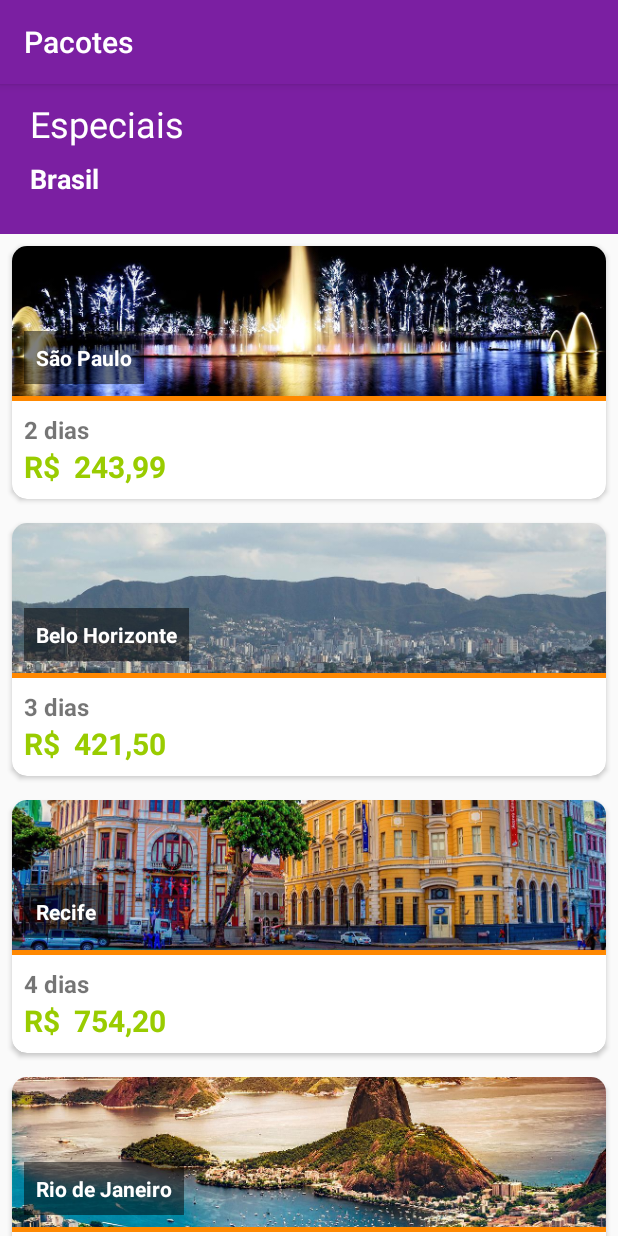
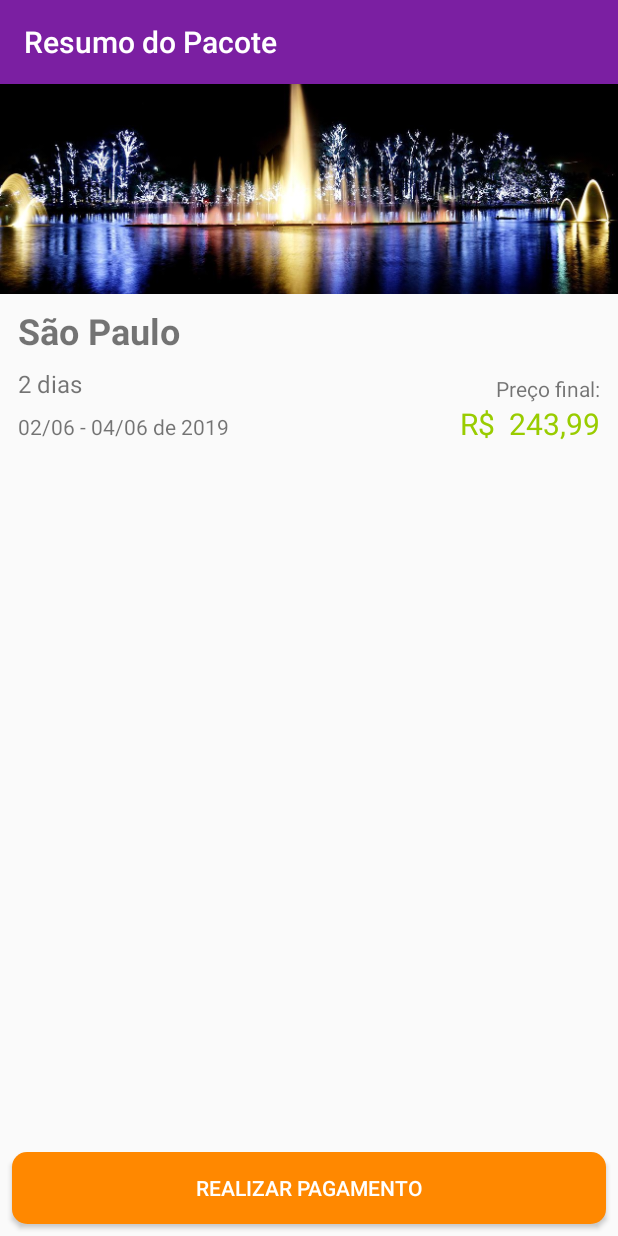
Before and after one commit to Matheuzs/AppMyTravel, an Android app: the screen it shows after launch (ListaPacotesActivity before the commit, ResumoPacoteActivity after it), on a phone screen of 412 x 824 dp. Run offline under Robolectric (Android 15) with nearby library versions, the phone set to English and light mode, and no system bars.

Commit message:
Implementa Activity Resumo do Pacote

```diff
--- a/app/src/main/AndroidManifest.xml
+++ b/app/src/main/AndroidManifest.xml
@@ -9,6 +9,7 @@
         android:roundIcon="@mipmap/ic_launcher_round"
         android:supportsRtl="true"
         android:theme="@style/AppTheme">
+        <activity android:name=".ui.activity.ResumoPacoteActivity"></activity>
         <activity android:name=".ui.activity.ListaPacotesActivity">
             <intent-filter>
                 <action android:name="android.intent.action.MAIN" />
--- a/app/src/main/java/br/com/example/mytravel/ui/activity/ListaPacotesActivity.java
+++ b/app/src/main/java/br/com/example/mytravel/ui/activity/ListaPacotesActivity.java
@@ -1,5 +1,6 @@
 package br.com.example.mytravel.ui.activity;
 
+import android.content.Intent;
 import android.os.Bundle;
 import android.widget.ListView;
 
@@ -23,6 +24,9 @@ public class ListaPacotesActivity extends AppCompatActivity {
         setTitle(TITLE_APPBAR);
         ListView viewDePacotes = findViewById(R.id.lista_pacotes_listview);
         configuraListView(viewDePacotes);
+
+        Intent intent = new Intent(this, ResumoPacoteActivity.class);
+        startActivity(intent);
     }
 
     private void configuraListView(ListView listaDePacotes) {
--- /dev/null
+++ b/app/src/main/java/br/com/example/mytravel/ui/activity/ResumoPacoteActivity.java
@@ -0,0 +1,73 @@
+package br.com.example.mytravel.ui.activity;
+
+import androidx.appcompat.app.AppCompatActivity;
+
+import android.graphics.drawable.Drawable;
+import android.os.Bundle;
+import android.view.View;
+import android.widget.ImageView;
+import android.widget.TextView;
+
+import java.math.BigDecimal;
+import java.text.SimpleDateFormat;
+import java.util.Calendar;
+
+import br.com.example.mytravel.R;
+import br.com.example.mytravel.model.Pacote;
+import br.com.example.mytravel.util.DataUtil;
+import br.com.example.mytravel.util.DiasUtil;
+import br.com.example.mytravel.util.MoedaUtil;
+import br.com.example.mytravel.util.ResourceUtil;
+
+public class ResumoPacoteActivity extends AppCompatActivity {
+
+    public static final String TITLE_APPBAR = "Resumo do Pacote";
+
+    @Override
+    protected void onCreate(Bundle savedInstanceState) {
+        super.onCreate(savedInstanceState);
+        setContentView(R.layout.activity_resumo_pacote);
+
+        setTitle(TITLE_APPBAR);
+
+        Pacote pacote = new Pacote("São Paulo", "sao_paulo_sp", 2, new BigDecimal("243.99"));
+
+        mostraLocal(pacote);
+        mostraImagem(pacote);
+        mostraPreco(pacote);
+        mostraDias(pacote);
+        mostraData(pacote);
+
+
+    }
+
+    private void mostraData(Pacote pacote) {
+        TextView dataView = findViewById(R.id.resumo_pacote_data);
+        String dataFormatadaEmTexto = DataUtil.periodoEmTexto(pacote.getDias());
+        dataView.setText(dataFormatadaEmTexto);
+    }
+
+
+    private void mostraPreco(Pacote pacote) {
+        TextView precoView = findViewById(R.id.resumo_pacote_preco);
+        String precoEmTexto = MoedaUtil.formataParaMoedaBrasileira(pacote.getPreco());
+        precoView.setText(precoEmTexto);
+    }
+
+    private void mostraDias(Pacote pacote) {
+        TextView diasView = findViewById(R.id.resumo_pacote_dias);
+        String diasEmTexto = DiasUtil.formataDiasEmTexto(pacote.getDias());
+        diasView.setText(diasEmTexto);
+    }
+
+    private void mostraImagem(Pacote pacote) {
+        ImageView imageView = findViewById(R.id.resumo_pacote_imagem);
+        Drawable drawable = ResourceUtil.devolveDrawable(this, pacote.getImagem());
+        imageView.setImageDrawable(drawable);
+    }
+
+    private void mostraLocal(Pacote pacote) {
+        TextView localView = findViewById(R.id.resumo_pacote_local);
+        localView.setText(pacote.getLocal());
+    }
+}
--- /dev/null
+++ b/app/src/main/java/br/com/example/mytravel/util/DataUtil.java
@@ -0,0 +1,20 @@
+package br.com.example.mytravel.util;
+
+import java.text.SimpleDateFormat;
+import java.util.Calendar;
+
+public class DataUtil {
+
+    private static final String DIA_E_MES = "dd/MM";
+
+    public static String periodoEmTexto(int dias) {
+        Calendar dataDeIda = Calendar.getInstance();
+        Calendar dataDeVolta = Calendar.getInstance();
+        dataDeVolta.add(Calendar.DATE, dias);
+        SimpleDateFormat sdf = new SimpleDateFormat(DIA_E_MES);
+        String dataFormatadaIda = sdf.format(dataDeIda.getTime());
+        String dataFormatadaVolta = sdf.format(dataDeVolta.getTime());
+        return dataFormatadaIda + " - " + dataFormatadaVolta + " de " + dataDeVolta.get(Calendar.YEAR);
+    }
+
+}
--- a/app/src/main/java/br/com/example/mytravel/util/ResourceUtil.java
+++ b/app/src/main/java/br/com/example/mytravel/util/ResourceUtil.java
@@ -6,7 +6,7 @@ import android.graphics.drawable.Drawable;
 
 public class ResourceUtil {
 
-    public static final String DRAWABLE = "drawable";
+    private static final String DRAWABLE = "drawable";
 
     public static Drawable devolveDrawable(Context context, String drawableEmTexto) {
         Resources resources = context.getResources();
--- /dev/null
+++ b/app/src/main/res/drawable/botao_arredondado_laranja.xml
@@ -0,0 +1,5 @@
+<?xml version="1.0" encoding="utf-8"?>
+<shape xmlns:android="http://schemas.android.com/apk/res/android">
+    <solid android:color="@android:color/holo_orange_dark" />
+    <corners android:radius="10dp" />
+</shape>
--- /dev/null
+++ b/app/src/main/res/layout/activity_resumo_pacote.xml
@@ -0,0 +1,93 @@
+<?xml version="1.0" encoding="utf-8"?>
+<androidx.constraintlayout.widget.ConstraintLayout xmlns:android="http://schemas.android.com/apk/res/android"
+    xmlns:app="http://schemas.android.com/apk/res-auto"
+    xmlns:tools="http://schemas.android.com/tools"
+    android:layout_width="match_parent"
+    android:layout_height="match_parent"
+    tools:context=".ui.activity.ResumoPacoteActivity">
+
+    <ImageView
+        android:id="@+id/resumo_pacote_imagem"
+        android:layout_width="0dp"
+        android:layout_height="140dp"
+        android:contentDescription="@string/description_imagem_do_pacote"
+        android:scaleType="centerCrop"
+        app:layout_constraintBottom_toBottomOf="parent"
+        app:layout_constraintEnd_toEndOf="parent"
+        app:layout_constraintStart_toStartOf="parent"
+        app:layout_constraintTop_toTopOf="parent"
+        app:layout_constraintVertical_bias="0.0"
+        tools:srcCompat="@drawable/sao_paulo_sp" />
+
+    <TextView
+        android:id="@+id/resumo_pacote_local"
+        android:layout_width="wrap_content"
+        android:layout_height="wrap_content"
+        android:layout_marginStart="12dp"
+        android:layout_marginLeft="12dp"
+        android:layout_marginTop="8dp"
+        android:textSize="24sp"
+        android:textStyle="bold"
+        app:layout_constraintStart_toStartOf="parent"
+        app:layout_constraintTop_toBottomOf="@+id/resumo_pacote_imagem"
+        tools:text="São Paulo" />
+
+    <TextView
+        android:id="@+id/resumo_pacote_dias"
+        android:layout_width="wrap_content"
+        android:layout_height="wrap_content"
+        android:layout_marginTop="8dp"
+        android:textSize="16sp"
+        app:layout_constraintStart_toStartOf="@+id/resumo_pacote_local"
+        app:layout_constraintTop_toBottomOf="@+id/resumo_pacote_local"
+        tools:text="2 dias" />
+
+    <TextView
+        android:id="@+id/resumo_pacote_data"
+        android:layout_width="wrap_content"
+        android:layout_height="wrap_content"
+        android:layout_marginTop="8dp"
+        android:textSize="14sp"
+        app:layout_constraintEnd_toStartOf="@+id/resumo_pacote_preco"
+        app:layout_constraintStart_toStartOf="@+id/resumo_pacote_dias"
+        app:layout_constraintTop_toBottomOf="@+id/resumo_pacote_dias"
+        tools:text="08/12 - 10/12 de 2017" />
+
+    <TextView
+        android:id="@+id/resumo_pacote_preco"
+        android:layout_width="0dp"
+        android:layout_height="wrap_content"
+        android:layout_marginEnd="12dp"
+        android:layout_marginRight="12dp"
+        android:gravity="end"
+        android:textAlignment="textEnd"
+        android:textColor="@android:color/holo_green_light"
+        android:textSize="20sp"
+        app:layout_constraintBaseline_toBaselineOf="@+id/resumo_pacote_data"
+        app:layout_constraintEnd_toEndOf="parent"
+        app:layout_constraintStart_toEndOf="@+id/resumo_pacote_data"
+        tools:text="R$ 243,99" />
+
+    <TextView
+        android:id="@+id/resumo_pacote_string_preco_final"
+        android:layout_width="wrap_content"
+        android:layout_height="wrap_content"
+        android:text="@string/preco_final"
+        android:textSize="14sp"
+        app:layout_constraintBottom_toTopOf="@+id/resumo_pacote_preco"
+        app:layout_constraintEnd_toEndOf="@+id/resumo_pacote_preco" />
+
+    <Button
+        android:id="@+id/resumo_pacote_botao_realiza_pagamento"
+        android:layout_width="0dp"
+        android:layout_height="wrap_content"
+        android:layout_margin="8dp"
+        android:background="@drawable/botao_arredondado_laranja"
+        android:text="@string/botao_realizar_pagamento"
+        android:textColor="@android:color/white"
+        app:layout_constraintBottom_toBottomOf="parent"
+        app:layout_constraintEnd_toEndOf="parent"
+        app:layout_constraintStart_toStartOf="parent"
+        app:layout_constraintTop_toTopOf="parent"
+        app:layout_constraintVertical_bias="1.0" />
+</androidx.constraintlayout.widget.ConstraintLayout>
--- a/app/src/main/res/values/strings.xml
+++ b/app/src/main/res/values/strings.xml
@@ -2,4 +2,7 @@
     <string name="app_name">MyTravel</string>
     <string name="especiais">Especiais</string>
     <string name="brasil">Brasil</string>
+    <string name="preco_final">Preço final:</string>
+    <string name="botao_realizar_pagamento">Realizar pagamento</string>
+    <string name="description_imagem_do_pacote">Imagem do Pacote</string>
 </resources>
```
